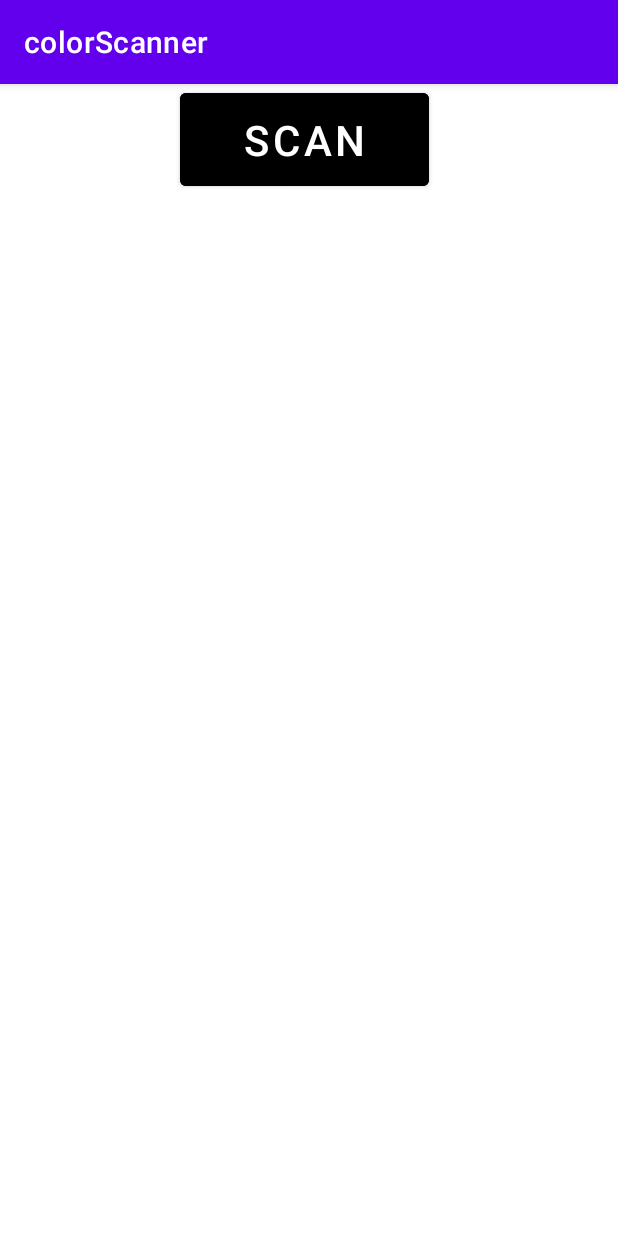
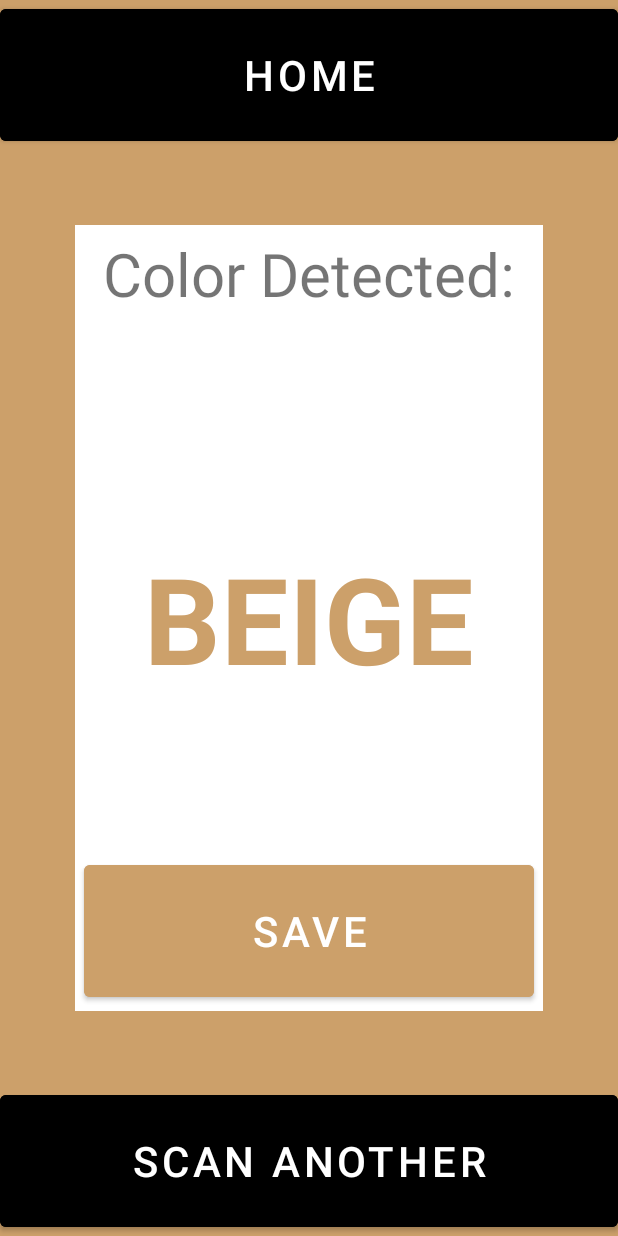
Before and after one commit to sarkimak/colorScanner, an Android app: the screen it shows after launch (MainActivity before the commit, ResultActivity after it), on a phone screen of 412 x 824 dp. Run offline under Robolectric (Android 15) with nearby library versions, the phone set to English and light mode, and no system bars.

Commit message:
result screen progress

```diff
--- a/app/src/main/AndroidManifest.xml
+++ b/app/src/main/AndroidManifest.xml
@@ -14,6 +14,9 @@
         tools:targetApi="31">
         <activity
             android:name=".MainActivity"
+            android:exported="true" />
+        <activity
+            android:name=".ResultActivity"
             android:exported="true">
             <intent-filter>
                 <action android:name="android.intent.action.MAIN" />
--- a/app/src/main/java/com/example/colorscanner/MainActivity.java
+++ b/app/src/main/java/com/example/colorscanner/MainActivity.java
@@ -4,8 +4,11 @@ import android.content.Intent;
 import android.graphics.Bitmap;
 import android.os.Bundle;
 import android.provider.MediaStore;
+import android.util.Log;
 import android.widget.Button;
 import android.widget.ImageView;
+import android.widget.Toast;
+
 import androidx.appcompat.app.AppCompatActivity;
 
 public class MainActivity extends AppCompatActivity {
@@ -18,7 +21,7 @@ public class MainActivity extends AppCompatActivity {
     protected void onCreate(Bundle savedInstanceState) {
         super.onCreate(savedInstanceState);
         setContentView(R.layout.activity_main);
-        camera_open_id = findViewById(R.id.camera_button);
+        camera_open_id = (Button)findViewById(R.id.camera_button);
         click_img_id = findViewById(R.id.img);
 
         // launch camera / image
@@ -28,6 +31,12 @@ public class MainActivity extends AppCompatActivity {
             // Start the activity with camera_intent, and request pic id
             startActivityForResult(camera_intent, pic_id);
         });
+
+        if(getIntent().getStringExtra("activity").equals("results")){
+            if(getIntent().getStringExtra("button").equals("camera")){
+                camera_open_id.performClick();
+            }
+        }
     }
 
     // retrieve the image
@@ -37,6 +46,16 @@ public class MainActivity extends AppCompatActivity {
         if (requestCode == pic_id) {
             Bitmap photo = (Bitmap) data.getExtras().get("data");
             click_img_id.setImageBitmap(photo);
+            setContentView(R.layout.activity_main);
+            Toast.makeText(getApplicationContext(), "Scanning...", Toast.LENGTH_LONG).show();
+            try {
+                Thread.sleep(3000);
+                Intent i = new Intent(MainActivity.this,ResultActivity.class);
+                finish();
+                startActivity(i);
+            } catch (InterruptedException e) {
+                throw new RuntimeException(e);
+            }
         }
     }
 }
--- /dev/null
+++ b/app/src/main/java/com/example/colorscanner/ResultActivity.java
@@ -0,0 +1,37 @@
+package com.example.colorscanner;
+
+import androidx.appcompat.app.AppCompatActivity;
+
+import android.content.Intent;
+import android.os.Bundle;
+import android.view.View;
+import android.widget.Toast;
+
+public class ResultActivity extends AppCompatActivity {
+
+    @Override
+    protected void onCreate(Bundle savedInstanceState) {
+        super.onCreate(savedInstanceState);
+        setContentView(R.layout.activity_result);
+    }
+
+    public void toCamera(View view){
+        Intent i = new Intent(ResultActivity.this,MainActivity.class);
+        i.putExtra("activity","results");
+        i.putExtra("button","camera");
+        finish();
+        startActivity(i);
+    }
+
+    public void toHome(View view){
+        Intent i = new Intent(ResultActivity.this,MainActivity.class);
+        i.putExtra("activity","results");
+        i.putExtra("button","home");
+        finish();
+        startActivity(i);
+    }
+
+    public void saveScan(View view){
+        Toast.makeText(getApplicationContext(), "Saving...", Toast.LENGTH_LONG).show();
+    }
+}
--- /dev/null
+++ b/app/src/main/res/layout/activity_result.xml
@@ -0,0 +1,98 @@
+<?xml version="1.0" encoding="utf-8"?>
+<androidx.constraintlayout.widget.ConstraintLayout xmlns:android="http://schemas.android.com/apk/res/android"
+    xmlns:app="http://schemas.android.com/apk/res-auto"
+    xmlns:tools="http://schemas.android.com/tools"
+    android:layout_width="match_parent"
+    android:layout_height="match_parent"
+    android:background="#CCA06A"
+    tools:context=".ResultActivity">
+
+    <Button
+        android:id="@+id/scanButton"
+        android:layout_width="match_parent"
+        android:layout_height="100dp"
+        android:backgroundTint="#000000"
+        android:onClick="toCamera"
+        android:text="SCAN ANOTHER"
+        android:textSize="28sp"
+        app:layout_constraintBottom_toBottomOf="parent"
+        tools:layout_editor_absoluteX="-49dp" />
+
+    <Button
+        android:id="@+id/homeButton"
+        android:layout_width="match_parent"
+        android:layout_height="100dp"
+        android:backgroundTint="#000000"
+        android:onClick="toHome"
+        android:text="HOME"
+        android:textSize="28sp"
+        app:layout_constraintTop_toTopOf="parent" />
+
+
+    <FrameLayout
+        android:layout_width="match_parent"
+        android:layout_height="match_parent"
+        android:layout_marginTop="150dp"
+        android:layout_marginBottom="150dp"
+        android:layout_marginRight="50dp"
+        android:layout_marginLeft="50dp">
+
+        <View
+        android:layout_width="match_parent"
+        android:layout_height="wrap_content"
+        android:layout_marginTop="0dp"
+        android:layout_marginBottom="0dp"
+        android:layout_marginRight="0dp"
+        android:layout_marginLeft="0dp"
+        android:background="#FFFFFF"
+            android:layout_gravity="bottom"
+        app:layout_constraintBottom_toTopOf="@id/scanButton"
+        app:layout_constraintRight_toRightOf="parent"
+        app:layout_constraintLeft_toLeftOf="parent"
+        app:layout_constraintTop_toBottomOf="@id/homeButton"
+        tools:layout_editor_absoluteX="32dp" >
+        </View>
+
+        <FrameLayout
+            android:layout_width="match_parent"
+            android:layout_height="match_parent"
+            android:orientation="vertical">
+
+            <TextView
+                android:id="@+id/detectedText"
+                android:layout_width="wrap_content"
+                android:layout_height="wrap_content"
+                android:layout_gravity="center|top"
+                android:paddingTop="5dp"
+                android:text="Color Detected:"
+                android:textSize="40sp"/>
+
+            <TextView
+                android:id="@+id/detectedColor"
+                android:layout_width="wrap_content"
+                android:layout_height="wrap_content"
+                android:layout_gravity="center"
+                android:paddingTop="0dp"
+                android:text="BEIGE"
+                android:textColor="#CCA06A"
+                android:textStyle="bold"
+                android:textSize="80sp"/>
+
+            <Button
+                android:id="@+id/saveButton"
+                android:layout_width="match_parent"
+                android:layout_height="100dp"
+                android:layout_gravity="bottom"
+                android:layout_marginLeft="6dp"
+                android:layout_marginRight="6dp"
+                android:layout_marginBottom="3dp"
+                android:backgroundTint="#CCA06A"
+                android:onClick="saveScan"
+                android:text="SAVE"
+                android:textSize="28sp"
+                app:layout_constraintBottom_toBottomOf="parent" />
+
+        </FrameLayout>
+
+    </FrameLayout>
+</androidx.constraintlayout.widget.ConstraintLayout>
--- a/app/src/main/res/values/themes.xml
+++ b/app/src/main/res/values/themes.xml
@@ -1,6 +1,6 @@
 <resources xmlns:tools="http://schemas.android.com/tools">
     <!-- Base application theme. -->
-    <style name="Theme.ColorScanner" parent="Theme.MaterialComponents.DayNight.DarkActionBar">
+    <style name="Theme.ColorScanner" parent="Theme.MaterialComponents.DayNight.NoActionBar">
         <!-- Primary brand color. -->
         <item name="colorPrimary">@color/purple_500</item>
         <item name="colorPrimaryVariant">@color/purple_700</item>
```
